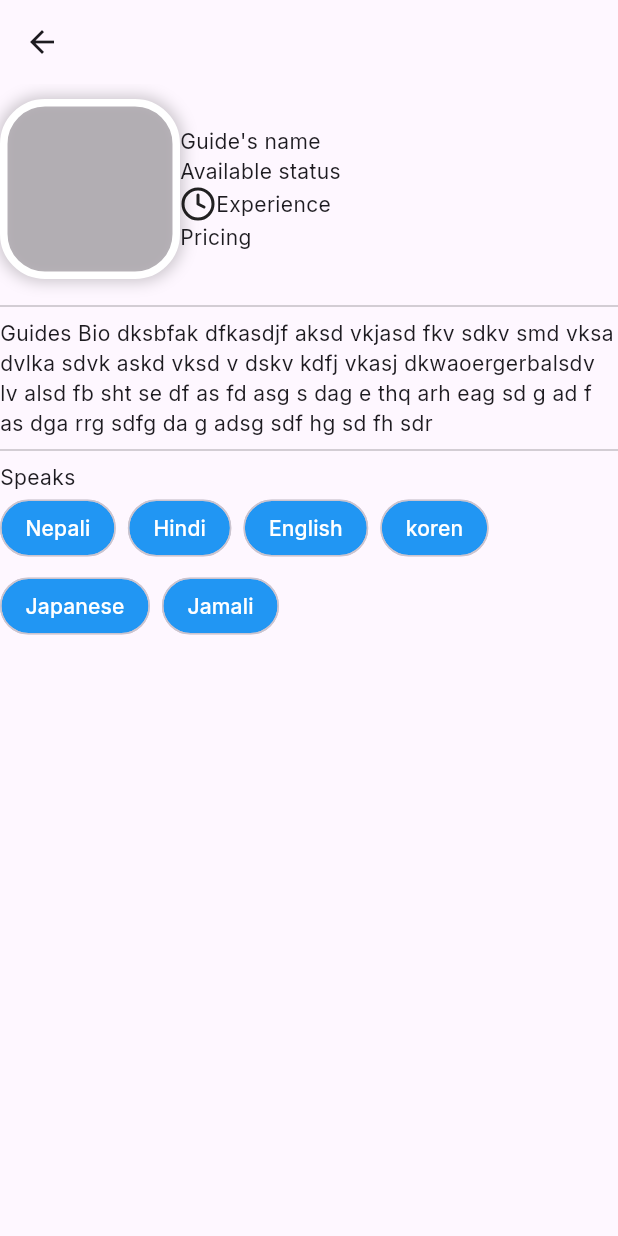
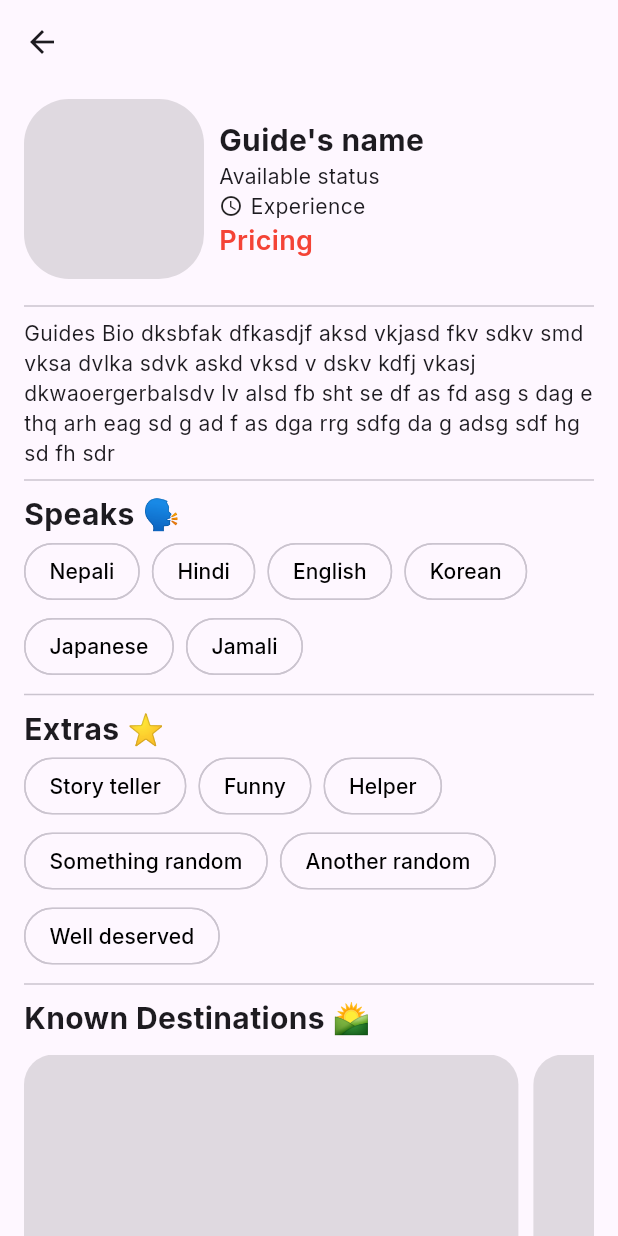
Before and after one commit to Nishan123/Saha-Yatri, a Flutter app: the GuidesProfile screen opened directly, on a phone screen of 412 x 824 dp. Run offline on Flutter 3.47's test engine with Material 3 defaults, Android fonts, the light colour scheme and no system bars; our stand-ins replace chips_choice_null_safety, cloud_firestore, firebase_auth, firebase_core, flutter_feather_icons, fluttertoast and 2 more; accounts and stored records are empty; network calls fail.

Commit message:
some UI and Screens created

```diff
--- a/lib/services/auth_service.dart
+++ b/lib/services/auth_service.dart
@@ -23,35 +23,44 @@ class AuthService {
     );
   }
 
-  Future<UserCredential> login(context, String email, String password) async {
+ Future<void> login(BuildContext context, String email, String password) async {
   try {
     UserCredential userCredential = await FirebaseAuth.instance
         .signInWithEmailAndPassword(email: email, password: password);
-      return userCredential;
+
+    // You can add any success-related UI updates here if needed.
+    showToast("Login successful!", Colors.green, Colors.white);
+    debugPrint("User signed in: ${userCredential.user?.email}");
   } on FirebaseAuthException catch (e) {
     String message = '';
     switch (e.code) {
       case "invalid-email":
-          message = "Invalid email! Check again";
+        message = "Invalid email! Check again.";
         break;
-        case "invalid-credential":
-          message = "Email or password didn't match";
+      case "wrong-password":
+        message = "Incorrect password. Please try again.";
+        break;
+      case "user-not-found":
+        message = "No user found with this email.";
         break;
       case "user-disabled":
         message = "User account has been disabled.";
+        break;
+      case "network-request-failed":
+        message = "Network error. Please check your internet connection.";
         break;
       default:
         message = "An unknown error occurred. Please try again.";
         break;
     }
     showToast(message, Colors.red, Colors.white);
-      debugPrint(e.code);
-      rethrow;
+    debugPrint("FirebaseAuthException: ${e.code}");
   } catch (e) {
     showToast("An error occurred: ${e.toString()}", Colors.red, Colors.white);
-      rethrow;
+    debugPrint("Error: ${e.toString()}");
   }
 }
+
 
 // logout function
   Future<void> logOut() async {
@@ -91,7 +100,7 @@ class AuthService {
       await _firestore.collection("users").doc(userCredential.user!.uid).set({
         'uid': userCredential.user!.uid,
         'email': email,
-        'user':'tourist',
+        'user': 'tourist',
         'username': username,
         'phone': "98........"
       });
--- /dev/null
+++ b/lib/views/screens/booking_screen.dart
@@ -0,0 +1,21 @@
+import 'package:flutter/material.dart';
+
+class BookingScreen extends StatelessWidget {
+  const BookingScreen({super.key});
+
+  @override
+  Widget build(BuildContext context) {
+    return Scaffold(
+      appBar: AppBar(
+        title: Text("Booking a guide's name"),
+      ),
+      body: SafeArea(child:
+      Column(
+        children: [
+
+        ],
+      )
+      ),
+    );
+  }
+}
--- a/lib/views/screens/guides_profile.dart
+++ b/lib/views/screens/guides_profile.dart
@@ -1,5 +1,8 @@
 import 'package:flutter/material.dart';
-import 'package:flutter_feather_icons/flutter_feather_icons.dart';
+import 'package:saha_yatri/views/screens/booking_screen.dart';
+import 'package:saha_yatri/views/theme/custom_text_style.dart';
+import 'package:saha_yatri/views/widgets/custom_button.dart';
+import 'package:saha_yatri/views/widgets/known_destinations.dart';
 import 'package:saha_yatri/views/widgets/tag_chips.dart';
 
 class GuidesProfile extends StatelessWidget {
@@ -8,51 +11,119 @@ class GuidesProfile extends StatelessWidget {
   @override
   Widget build(BuildContext context) {
     return Scaffold(
-      appBar: AppBar(),
-      body: SafeArea(
+      appBar: AppBar(
+        backgroundColor: Colors.transparent,
+      ),
+      body: Padding(
+        padding: const EdgeInsets.symmetric(horizontal: 16),
+        child: SafeArea(
+          child: SingleChildScrollView(
             child: Column(
               crossAxisAlignment: CrossAxisAlignment.start,
               children: [
                 Row(
                   children: [
                     Container(
-                  margin: EdgeInsets.symmetric(vertical: 10),
+                      margin: const EdgeInsets.symmetric(vertical: 10),
                       height: 120,
                       width: 120,
                       decoration: BoxDecoration(
-                    border: Border.all(color: Colors.white, width: 5),
-                    boxShadow: [
-                      BoxShadow(
-                        color: Colors.black.withOpacity(0.2),
-                        spreadRadius: 2,
-                        blurRadius: 8,
-                        offset: const Offset(0, 0),
-                      ),
-                    ],
                         color: Colors.black12,
                         borderRadius: BorderRadius.circular(30),
                       ),
                     ),
-               const  Column(
+                    const SizedBox(width: 10), // Add spacing between elements
+                    const Column(
                       crossAxisAlignment: CrossAxisAlignment.start,
+                      mainAxisAlignment: MainAxisAlignment.spaceEvenly,
                       children: [
-                    Text("Guide's name"),
+                        Text(
+                          "Guide's name",
+                          style: CustomTextStyle.heading,
+                        ),
                         Text("Available status"),
                         Row(
-                      children: [Icon(FeatherIcons.clock), Text("Experience")],
+                          children: [
+                            Icon(
+                              Icons.access_time,
+                              size: 16,
                             ),
-                    Text("Pricing")
+                            SizedBox(width: 5), // Add spacing
+                            Text("Experience"),
+                          ],
+                        ),
+                        Text(
+                          "Pricing",
+                          style: CustomTextStyle.price,
+                        )
                       ],
                     ),
                   ],
                 ),
-            const CustomDivider(),
+                const Divider(),
                 Text(
-                "Guides Bio dksbfak dfkasdjf aksd vkjasd fkv sdkv smd vksa dvlka sdvk askd vksd v dskv kdfj vkasj dkwaoergerbalsdv lv alsd fb sht se df as fd asg s dag e thq arh eag sd g ad f as dga rrg sdfg da g adsg sdf hg sd fh sdr"),
-            const CustomDivider(),
-            Text("Speaks"),
-            TagChips(tags: ["Nepali","Hindi","English","koren","Japanese","Jamali"])
+                  "Guides Bio dksbfak dfkasdjf aksd vkjasd fkv sdkv smd vksa dvlka sdvk askd vksd v dskv kdfj vkasj dkwaoergerbalsdv lv alsd fb sht se df as fd asg s dag e thq arh eag sd g ad f as dga rrg sdfg da g adsg sdf hg sd fh sdr",
+                  style: Theme.of(context).textTheme.bodyMedium,
+                ),
+                const Divider(),
+                const Text("Speaks 🗣️", style: CustomTextStyle.heading),
+                const TagChips(tags: [
+                  "Nepali",
+                  "Hindi",
+                  "English",
+                  "Korean",
+                  "Japanese",
+                  "Jamali"
+                ]),
+                const Divider(),
+                const Text(
+                  "Extras ⭐",
+                  style: CustomTextStyle.heading,
+                ),
+                const TagChips(tags: [
+                  "Story teller",
+                  "Funny",
+                  "Helper",
+                  "Something random",
+                  "Another random",
+                  "Well deserved"
+                ]),
+                const Divider(),
+                const Text(
+                  "Known Destinations 🌄",
+                  style: CustomTextStyle.heading,
+                ),
+                const SizedBox(
+                  height: 10,
+                ),
+                SingleChildScrollView(
+                  scrollDirection: Axis.horizontal,
+                  child: Row(
+                    children: List.generate(10, (index) {
+                      return const KnownDestinations();
+                    }),
+                  ),
+                ),
+                const SizedBox(
+                  height: 16,
+                ),
+                CustomButton(
+                  backgroundColor: Colors.black,
+                  onPressed: () {
+                    Navigator.push(
+                      context,
+                      MaterialPageRoute(builder: (_) => const BookingScreen()),
+                    );
+                  },
+                  text: "Book a Guide",
+                  textColor: Colors.white,
+                ),
+                const SizedBox(
+                  height: 20,
+                ),
               ],
+            ),
+          ),
         ),
       ),
     );
--- /dev/null
+++ b/lib/views/theme/custom_text_style.dart
@@ -0,0 +1,24 @@
+import 'package:flutter/material.dart';
+
+class CustomTextStyle {
+  static const TextStyle heading = TextStyle(
+    fontSize: 20,
+    fontWeight: FontWeight.bold,
+  );
+
+  static const TextStyle price = TextStyle(
+    fontSize: 18,
+    fontWeight: FontWeight.w600,
+    color: Colors.red
+  );
+
+  static const TextStyle body = TextStyle(
+    fontSize: 14,
+    fontWeight: FontWeight.normal,
+  );
+
+  static const TextStyle caption = TextStyle(
+    fontSize: 12,
+    fontWeight: FontWeight.w300,
+  );
+}
--- /dev/null
+++ b/lib/views/widgets/known_destinations.dart
@@ -0,0 +1,31 @@
+import 'package:flutter/material.dart';
+
+class KnownDestinations extends StatelessWidget {
+  const KnownDestinations({super.key});
+
+  @override
+  Widget build(BuildContext context) {
+    return Padding(
+      padding: const EdgeInsets.only(right: 10),
+      child: Column(
+        crossAxisAlignment: CrossAxisAlignment.start,
+        children: [
+          Container(
+
+            height: 240,
+
+            width: MediaQuery.of(context).size.width * 0.8,
+            decoration: BoxDecoration(
+              color: Colors.black12,
+              borderRadius: BorderRadius.circular(20),
+            ),
+          ),
+          const Text(
+            "Destination name",
+            style: TextStyle(fontSize: 16, fontWeight: FontWeight.bold),
+          )
+        ],
+      ),
+    );
+  }
+}
--- a/lib/views/widgets/tag_chips.dart
+++ b/lib/views/widgets/tag_chips.dart
@@ -11,16 +11,15 @@ class TagChips extends StatelessWidget {
   Widget build(BuildContext context) {
     return Wrap(
       spacing: 8.0, // Horizontal spacing between chips
-      runSpacing: 4.0, // Vertical spacing between rows
+      runSpacing: 2.0, // Vertical spacing between rows
       children: tags.map((tag) {
         return Chip(
           label: Text(
             tag,
-            style: const TextStyle(color: Colors.white), // Text color
+            style: const TextStyle(color: Colors.black), // Text color
           ),
-          backgroundColor: Colors.blue, // Chip background color
           shape: RoundedRectangleBorder(
-            borderRadius: BorderRadius.circular(20), // Rounded corners
+            borderRadius: BorderRadius.circular(20),
           ),
         );
       }).toList(),
```
Also changed, not shown: assets/banner.svg (deleted). Lines whose indentation alone changed are shown as unchanged.
